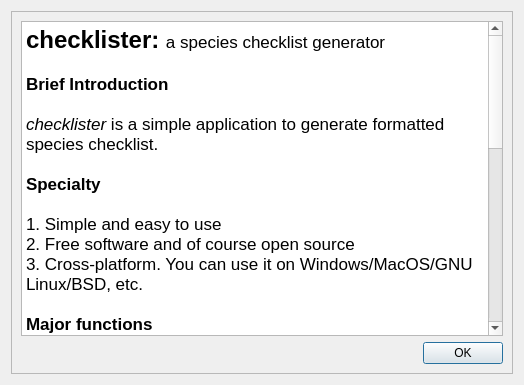
The window that src/ui/ui_about.ui (TaiBON/checklister) describes before a commit, drawn with Qt 5.
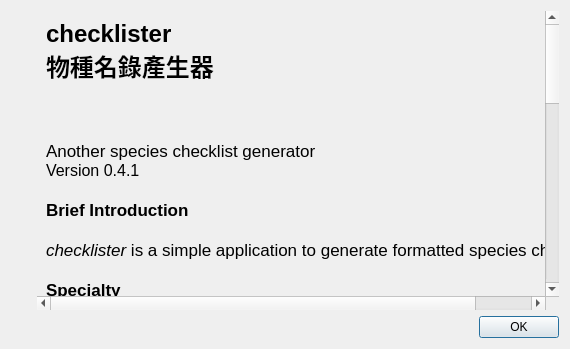
The same window after the commit. Icons and pictures are not drawn.

Commit message: 1. ui improvement:   1. re-rendering the toolbar icons   2. add "taxon info" block, when selecting a      taxon, it will show its family,iucn      category, endemic, etc. 2. add feature #59 (when in batch mode, export    un-matched species in a txt file) 3. finish the zh_TW translation

What changed in the file:
```diff
--- a/src/ui/ui_about.ui
+++ b/src/ui/ui_about.ui
@@ -6,8 +6,8 @@
    <rect>
     <x>0</x>
     <y>0</y>
-    <width>524</width>
-    <height>385</height>
+    <width>570</width>
+    <height>349</height>
    </rect>
   </property>
   <property name="windowTitle">
@@ -15,7 +15,38 @@
   </property>
   <layout class="QGridLayout" name="gridLayout">
    <item row="0" column="0">
+    <widget class="QLabel" name="label">
+     <property name="sizePolicy">
+      <sizepolicy hsizetype="Fixed" vsizetype="Fixed">
+       <horstretch>0</horstretch>
+       <verstretch>0</verstretch>
+      </sizepolicy>
+     </property>
+     <property name="maximumSize">
+      <size>
+       <width>50</width>
+       <height>50</height>
+      </size>
+     </property>
+     <property name="text">
+      <string/>
+     </property>
+     <property name="pixmap">
+      <pixmap resource="../iconResources.qrc">:/icons/checklister_icons_orig.png</pixmap>
+     </property>
+     <property name="scaledContents">
+      <bool>true</bool>
+     </property>
+    </widget>
+   </item>
+   <item row="0" column="1" rowspan="2">
     <widget class="QScrollArea" name="scrollArea">
+     <property name="frameShape">
+      <enum>QFrame::NoFrame</enum>
+     </property>
+     <property name="verticalScrollBarPolicy">
+      <enum>Qt::ScrollBarAlwaysOn</enum>
+     </property>
      <property name="widgetResizable">
       <bool>true</bool>
      </property>
@@ -24,20 +55,26 @@
        <rect>
         <x>0</x>
         <y>0</y>
-        <width>498</width>
-        <height>359</height>
+        <width>486</width>
+        <height>757</height>
        </rect>
       </property>
       <layout class="QGridLayout" name="gridLayout_2">
-       <item row="0" column="0">
-        <widget class="QTextBrowser" name="textBrowser">
-         <property name="html">
+       <item row="0" column="1" rowspan="2">
+        <widget class="QLabel" name="label_2">
+         <property name="text">
           <string>&lt;!DOCTYPE HTML PUBLIC &quot;-//W3C//DTD HTML 4.0//EN&quot; &quot;http://www.w3.org/TR/REC-html40/strict.dtd&quot;&gt;
 &lt;html&gt;&lt;head&gt;&lt;meta name=&quot;qrichtext&quot; content=&quot;1&quot; /&gt;&lt;style type=&quot;text/css&quot;&gt;
 p, li { white-space: pre-wrap; }
 &lt;/style&gt;&lt;/head&gt;&lt;body style=&quot; font-family:'.SF NS Text'; font-size:13pt; font-weight:400; font-style:normal;&quot;&gt;
-&lt;p style=&quot; margin-top:0px; margin-bottom:0px; margin-left:0px; margin-right:0px; -qt-block-indent:0; text-indent:0px;&quot;&gt;&lt;span style=&quot; font-size:18pt; font-weight:600;&quot;&gt;checklister: &lt;/span&gt;a species checklist generator&lt;/p&gt;
+&lt;p style=&quot; margin-top:0px; margin-bottom:0px; margin-left:0px; margin-right:0px; -qt-block-indent:0; text-indent:0px;&quot;&gt;&lt;span style=&quot; font-size:18pt; font-weight:600;&quot;&gt;checklister&lt;/span&gt;&lt;/p&gt;
+&lt;p style=&quot; margin-top:0px; margin-bottom:0px; margin-left:0px; margin-right:0px; -qt-block-indent:0; text-indent:0px;&quot;&gt;&lt;span style=&quot; font-size:18pt; font-weight:600;&quot;&gt;物種名錄產生器&lt;/span&gt;&lt;/p&gt;
 &lt;p style=&quot;-qt-paragraph-type:empty; margin-top:0px; margin-bottom:0px; margin-left:0px; margin-right:0px; -qt-block-indent:0; text-indent:0px;&quot;&gt;&lt;br /&gt;&lt;/p&gt;
+&lt;p style=&quot;-qt-paragraph-type:empty; margin-top:0px; margin-bottom:0px; margin-left:0px; margin-right:0px; -qt-block-indent:0; text-indent:0px; font-size:12pt; font-weight:600;&quot;&gt;&lt;br /&gt;&lt;/p&gt;
+&lt;p style=&quot;-qt-paragraph-type:empty; margin-top:0px; margin-bottom:0px; margin-left:0px; margin-right:0px; -qt-block-indent:0; text-indent:0px; font-size:12pt; font-weight:600;&quot;&gt;&lt;br /&gt;&lt;/p&gt;
+&lt;p style=&quot; margin-top:0px; margin-bottom:0px; margin-left:0px; margin-right:0px; -qt-block-indent:0; text-indent:0px;&quot;&gt;Another species checklist generator&lt;/p&gt;
+&lt;p style=&quot; margin-top:0px; margin-bottom:0px; margin-left:0px; margin-right:0px; -qt-block-indent:0; text-indent:0px;&quot;&gt;&lt;span style=&quot; font-size:12pt;&quot;&gt;Version 0.4.1&lt;/span&gt;&lt;/p&gt;
+&lt;p style=&quot;-qt-paragraph-type:empty; margin-top:0px; margin-bottom:0px; margin-left:0px; margin-right:0px; -qt-block-indent:0; text-indent:0px; font-weight:600;&quot;&gt;&lt;br /&gt;&lt;/p&gt;
 &lt;p style=&quot; margin-top:0px; margin-bottom:0px; margin-left:0px; margin-right:0px; -qt-block-indent:0; text-indent:0px;&quot;&gt;&lt;span style=&quot; font-weight:600;&quot;&gt;Brief Introduction&lt;/span&gt;&lt;/p&gt;
 &lt;p style=&quot;-qt-paragraph-type:empty; margin-top:0px; margin-bottom:0px; margin-left:0px; margin-right:0px; -qt-block-indent:0; text-indent:0px;&quot;&gt;&lt;br /&gt;&lt;/p&gt;
 &lt;p style=&quot; margin-top:0px; margin-bottom:0px; margin-left:0px; margin-right:0px; -qt-block-indent:0; text-indent:0px;&quot;&gt;&lt;span style=&quot; font-style:italic;&quot;&gt;checklister &lt;/span&gt;is a simple application to generate formatted species checklist.&lt;/p&gt;
@@ -46,22 +83,29 @@
 &lt;p style=&quot;-qt-paragraph-type:empty; margin-top:0px; margin-bottom:0px; margin-left:0px; margin-right:0px; -qt-block-indent:0; text-indent:0px;&quot;&gt;&lt;br /&gt;&lt;/p&gt;
 &lt;p style=&quot; margin-top:0px; margin-bottom:0px; margin-left:0px; margin-right:0px; -qt-block-indent:0; text-indent:0px;&quot;&gt;1. Simple and easy to use&lt;/p&gt;
 &lt;p style=&quot; margin-top:0px; margin-bottom:0px; margin-left:0px; margin-right:0px; -qt-block-indent:0; text-indent:0px;&quot;&gt;2. Free software and of course open source&lt;/p&gt;
-&lt;p style=&quot; margin-top:0px; margin-bottom:0px; margin-left:0px; margin-right:0px; -qt-block-indent:0; text-indent:0px;&quot;&gt;3. Cross-platform. You can use it on Windows/MacOS/GNU Linux/BSD, etc.&lt;/p&gt;
+&lt;p style=&quot; margin-top:0px; margin-bottom:0px; margin-left:0px; margin-right:0px; -qt-block-indent:0; text-indent:0px;&quot;&gt;3. Cross-platform. You can use it on &lt;/p&gt;
+&lt;p style=&quot; margin-top:0px; margin-bottom:0px; margin-left:0px; margin-right:0px; -qt-block-indent:0; text-indent:0px;&quot;&gt;     Windows/MacOS/GNU Linux/BSD, etc.&lt;/p&gt;
 &lt;p style=&quot;-qt-paragraph-type:empty; margin-top:0px; margin-bottom:0px; margin-left:0px; margin-right:0px; -qt-block-indent:0; text-indent:0px;&quot;&gt;&lt;br /&gt;&lt;/p&gt;
 &lt;p style=&quot; margin-top:0px; margin-bottom:0px; margin-left:0px; margin-right:0px; -qt-block-indent:0; text-indent:0px;&quot;&gt;&lt;span style=&quot; font-weight:600;&quot;&gt;Major functions&lt;/span&gt;&lt;/p&gt;
 &lt;p style=&quot;-qt-paragraph-type:empty; margin-top:0px; margin-bottom:0px; margin-left:0px; margin-right:0px; -qt-block-indent:0; text-indent:0px;&quot;&gt;&lt;br /&gt;&lt;/p&gt;
-&lt;p style=&quot; margin-top:0px; margin-bottom:0px; margin-left:0px; margin-right:0px; -qt-block-indent:0; text-indent:0px;&quot;&gt;1. Exporting plain-text and rich-text species checklist (markdown, docx, odt)&lt;/p&gt;
+&lt;p style=&quot; margin-top:0px; margin-bottom:0px; margin-left:0px; margin-right:0px; -qt-block-indent:0; text-indent:0px;&quot;&gt;1. Exporting plain-text and rich-text species &lt;/p&gt;
+&lt;p style=&quot; margin-top:0px; margin-bottom:0px; margin-left:0px; margin-right:0px; -qt-block-indent:0; text-indent:0px;&quot;&gt;    checklist (markdown, docx, odt)&lt;/p&gt;
 &lt;p style=&quot; margin-top:0px; margin-bottom:0px; margin-left:0px; margin-right:0px; -qt-block-indent:0; text-indent:0px;&quot;&gt;    using pandoc document-converting engine&lt;/p&gt;
 &lt;p style=&quot; margin-top:0px; margin-bottom:0px; margin-left:0px; margin-right:0px; -qt-block-indent:0; text-indent:0px;&quot;&gt;2. Saving your checklist as vernacular/local names&lt;/p&gt;
-&lt;p style=&quot; margin-top:0px; margin-bottom:0px; margin-left:0px; margin-right:0px; -qt-block-indent:0; text-indent:0px;&quot;&gt;3. Supporting darwin core tsv (tab separated file) format (only export)&lt;/p&gt;
+&lt;p style=&quot; margin-top:0px; margin-bottom:0px; margin-left:0px; margin-right:0px; -qt-block-indent:0; text-indent:0px;&quot;&gt;3. Supporting darwin core tsv (tab separated file) &lt;/p&gt;
+&lt;p style=&quot; margin-top:0px; margin-bottom:0px; margin-left:0px; margin-right:0px; -qt-block-indent:0; text-indent:0px;&quot;&gt;    format (only export)&lt;/p&gt;
 &lt;p style=&quot; margin-top:0px; margin-bottom:0px; margin-left:0px; margin-right:0px; -qt-block-indent:0; text-indent:0px;&quot;&gt;4. Comparing, merging and combining multiple checklists&lt;/p&gt;
-&lt;p style=&quot; margin-top:0px; margin-bottom:0px; margin-left:0px; margin-right:0px; -qt-block-indent:0; text-indent:0px;&quot;&gt;5. Formating scientific name as italic fonts in Excel (primitive function)&lt;/p&gt;
+&lt;p style=&quot; margin-top:0px; margin-bottom:0px; margin-left:0px; margin-right:0px; -qt-block-indent:0; text-indent:0px;&quot;&gt;5. Formating scientific name as italic fonts &lt;/p&gt;
+&lt;p style=&quot; margin-top:0px; margin-bottom:0px; margin-left:0px; margin-right:0px; -qt-block-indent:0; text-indent:0px;&quot;&gt;    in Excel (primitive function)&lt;/p&gt;
 &lt;p style=&quot;-qt-paragraph-type:empty; margin-top:0px; margin-bottom:0px; margin-left:0px; margin-right:0px; -qt-block-indent:0; text-indent:0px;&quot;&gt;&lt;br /&gt;&lt;/p&gt;
 &lt;p style=&quot; margin-top:0px; margin-bottom:0px; margin-left:0px; margin-right:0px; -qt-block-indent:0; text-indent:0px;&quot;&gt;&lt;span style=&quot; font-weight:600;&quot;&gt;Contact Information&lt;/span&gt;&lt;/p&gt;
 &lt;p style=&quot;-qt-paragraph-type:empty; margin-top:0px; margin-bottom:0px; margin-left:0px; margin-right:0px; -qt-block-indent:0; text-indent:0px;&quot;&gt;&lt;br /&gt;&lt;/p&gt;
-&lt;p style=&quot; margin-top:0px; margin-bottom:0px; margin-left:0px; margin-right:0px; -qt-block-indent:0; text-indent:0px;&quot;&gt;Official Website: http://github.com/TaiBON/checklister&lt;/p&gt;
-&lt;p style=&quot; margin-top:0px; margin-bottom:0px; margin-left:0px; margin-right:0px; -qt-block-indent:0; text-indent:0px;&quot;&gt;Author:  Cheng-Tao Lin mutolisp@mail.ncyu.edu.tw; mutolisp@gmail.com&lt;/p&gt;
-&lt;p style=&quot; margin-top:0px; margin-bottom:0px; margin-left:0px; margin-right:0px; -qt-block-indent:0; text-indent:0px;&quot;&gt;Department of Biological Resources, National Chiayi University&lt;/p&gt;
+&lt;p style=&quot; margin-top:0px; margin-bottom:0px; margin-left:0px; margin-right:0px; -qt-block-indent:0; text-indent:0px;&quot;&gt;Official Website: &lt;a href=&quot;http://github.com/TaiBON/checklister&quot;&gt;&lt;span style=&quot; text-decoration: underline; color:#0000ff;&quot;&gt;http://github.com/TaiBON/checklister&lt;/span&gt;&lt;/a&gt;&lt;/p&gt;
+&lt;p style=&quot; margin-top:0px; margin-bottom:0px; margin-left:0px; margin-right:0px; -qt-block-indent:0; text-indent:0px;&quot;&gt;Author:  Cheng-Tao Lin &lt;/p&gt;
+&lt;p style=&quot; margin-top:0px; margin-bottom:0px; margin-left:0px; margin-right:0px; -qt-block-indent:0; text-indent:0px;&quot;&gt;Email: mutolisp@mail.ncyu.edu.tw; mutolisp@gmail.com&lt;/p&gt;
+&lt;p style=&quot;-qt-paragraph-type:empty; margin-top:0px; margin-bottom:0px; margin-left:0px; margin-right:0px; -qt-block-indent:0; text-indent:0px;&quot;&gt;&lt;br /&gt;&lt;/p&gt;
+&lt;p style=&quot; margin-top:0px; margin-bottom:0px; margin-left:0px; margin-right:0px; -qt-block-indent:0; text-indent:0px;&quot;&gt;Department of Biological Resources, &lt;/p&gt;
+&lt;p style=&quot; margin-top:0px; margin-bottom:0px; margin-left:0px; margin-right:0px; -qt-block-indent:0; text-indent:0px;&quot;&gt;National Chiayi University&lt;/p&gt;
 &lt;p style=&quot;-qt-paragraph-type:empty; margin-top:0px; margin-bottom:0px; margin-left:0px; margin-right:0px; -qt-block-indent:0; text-indent:0px;&quot;&gt;&lt;br /&gt;&lt;/p&gt;
 &lt;p style=&quot; margin-top:0px; margin-bottom:0px; margin-left:0px; margin-right:0px; -qt-block-indent:0; text-indent:0px;&quot;&gt;Contribution is welcome! &lt;/p&gt;
 &lt;p style=&quot;-qt-paragraph-type:empty; margin-top:0px; margin-bottom:0px; margin-left:0px; margin-right:0px; -qt-block-indent:0; text-indent:0px;&quot;&gt;&lt;br /&gt;&lt;/p&gt;
@@ -69,21 +113,8 @@
 &lt;p style=&quot;-qt-paragraph-type:empty; margin-top:0px; margin-bottom:0px; margin-left:0px; margin-right:0px; -qt-block-indent:0; text-indent:0px;&quot;&gt;&lt;br /&gt;&lt;/p&gt;
 &lt;p style=&quot; margin-top:0px; margin-bottom:0px; margin-left:0px; margin-right:0px; -qt-block-indent:0; text-indent:0px;&quot;&gt;https://github.com/TaiBON/checklister/blob/master/LICENSE&lt;/p&gt;&lt;/body&gt;&lt;/html&gt;</string>
          </property>
-        </widget>
-       </item>
-       <item row="2" column="0">
-        <widget class="QPushButton" name="okButton">
-         <property name="sizePolicy">
-          <sizepolicy hsizetype="Fixed" vsizetype="Fixed">
-           <horstretch>0</horstretch>
-           <verstretch>0</verstretch>
-          </sizepolicy>
-         </property>
-         <property name="layoutDirection">
-          <enum>Qt::RightToLeft</enum>
-         </property>
-         <property name="text">
-          <string>OK</string>
+         <property name="openExternalLinks">
+          <bool>true</bool>
          </property>
         </widget>
        </item>
@@ -91,6 +122,35 @@
      </widget>
     </widget>
    </item>
+   <item row="1" column="0">
+    <spacer name="verticalSpacer">
+     <property name="orientation">
+      <enum>Qt::Vertical</enum>
+     </property>
+     <property name="sizeHint" stdset="0">
+      <size>
+       <width>20</width>
+       <height>40</height>
+      </size>
+     </property>
+    </spacer>
+   </item>
+   <item row="2" column="1">
+    <widget class="QPushButton" name="okButton">
+     <property name="sizePolicy">
+      <sizepolicy hsizetype="Fixed" vsizetype="Fixed">
+       <horstretch>0</horstretch>
+       <verstretch>0</verstretch>
+      </sizepolicy>
+     </property>
+     <property name="layoutDirection">
+      <enum>Qt::RightToLeft</enum>
+     </property>
+     <property name="text">
+      <string>OK</string>
+     </property>
+    </widget>
+   </item>
   </layout>
  </widget>
  <resources/>
```
Left out of the diff: 4 changed lines with no effect on the pictures. The commit also changes 52 other files.
